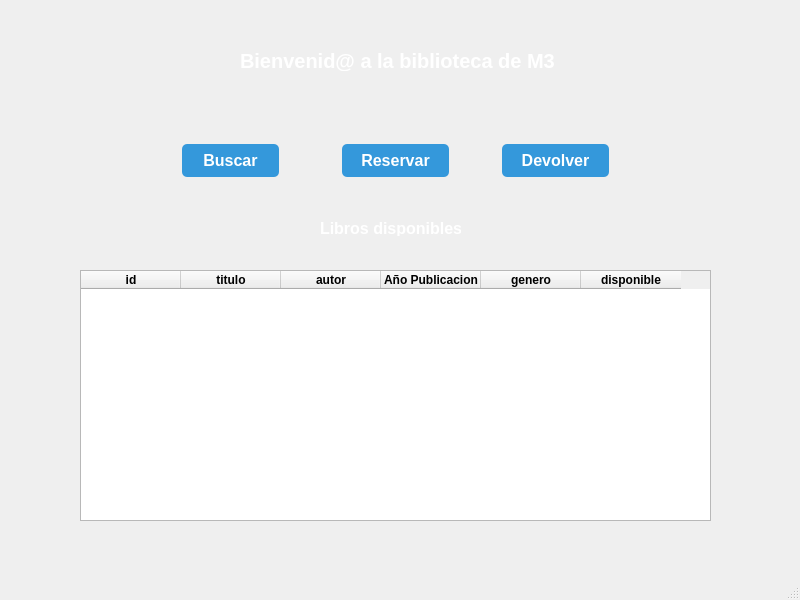
The window that plantillas/menuPrincipal.ui (c4rlos-m/proyecto) describes before a commit, drawn with Qt 5.
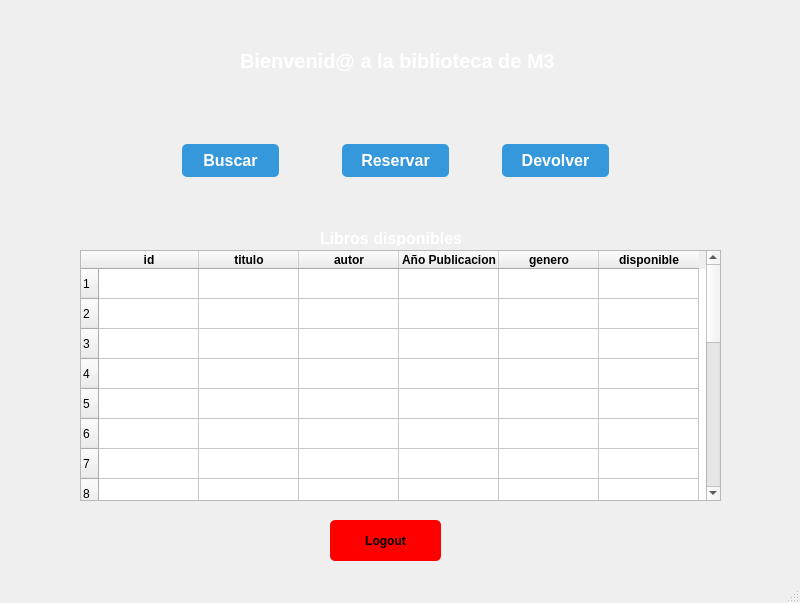
The same window after the commit.

Commit message: añadir imagenes, paginaBuscar y logout buttons

The edit to the form file:
```diff
--- a/plantillas/menuPrincipal.ui
+++ b/plantillas/menuPrincipal.ui
@@ -7,7 +7,7 @@
     <x>0</x>
     <y>0</y>
     <width>800</width>
-    <height>600</height>
+    <height>603</height>
    </rect>
   </property>
   <property name="windowTitle">
@@ -109,8 +109,8 @@
     <property name="geometry">
      <rect>
       <x>80</x>
-      <y>270</y>
-      <width>631</width>
+      <y>250</y>
+      <width>641</width>
       <height>251</height>
      </rect>
     </property>
@@ -123,6 +123,29 @@
     <property name="sortingEnabled">
      <bool>false</bool>
     </property>
+    <property name="rowCount">
+     <number>20</number>
+    </property>
+    <row/>
+    <row/>
+    <row/>
+    <row/>
+    <row/>
+    <row/>
+    <row/>
+    <row/>
+    <row/>
+    <row/>
+    <row/>
+    <row/>
+    <row/>
+    <row/>
+    <row/>
+    <row/>
+    <row/>
+    <row/>
+    <row/>
+    <row/>
     <column>
      <property name="text">
       <string>id</string>
@@ -230,7 +253,7 @@
     <property name="geometry">
      <rect>
       <x>320</x>
-      <y>220</y>
+      <y>230</y>
       <width>141</width>
       <height>16</height>
      </rect>
@@ -245,6 +268,31 @@
      <string>Libros disponibles </string>
     </property>
    </widget>
+   <widget class="QPushButton" name="logoutButton">
+    <property name="geometry">
+     <rect>
+      <x>330</x>
+      <y>520</y>
+      <width>111</width>
+      <height>41</height>
+     </rect>
+    </property>
+    <property name="font">
+     <font>
+      <bold>true</bold>
+      <underline>false</underline>
+      <strikeout>false</strikeout>
+     </font>
+    </property>
+    <property name="styleSheet">
+     <string notr="true">background-color: red;
+border-radius: 5px
+</string>
+    </property>
+    <property name="text">
+     <string>Logout</string>
+    </property>
+   </widget>
   </widget>
   <widget class="QMenuBar" name="menubar">
    <property name="geometry">
```
The commit also changes 31 other files.
